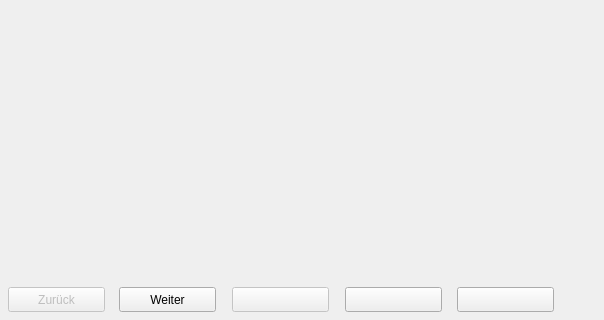
Above: src/forms/WizardFormUnit.ui from Eldricos/D-Fend-Reborn before the change; both pictures show x 0 to 604 and y 254 to 574 of the 604 by 574 pixel window. Below: the same form after it.
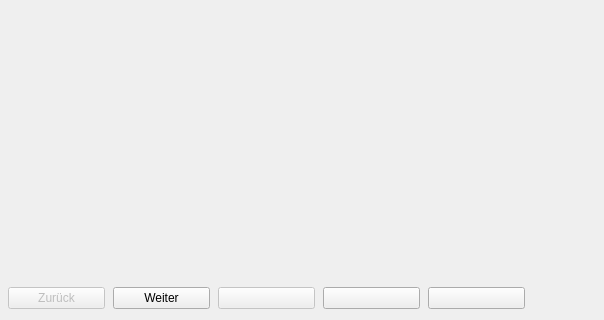
That is the form after the change. Icons and pictures are not drawn.

Commit message: Wizards: Qt layouts instead of fixed pixel positions

```diff
--- a/src/forms/WizardFormUnit.ui
+++ b/src/forms/WizardFormUnit.ui
@@ -15,24 +15,35 @@
       <property name="frameShape"><enum>QFrame::NoFrame</enum></property>
       <property name="frameShadow"><enum>QFrame::Plain</enum></property>
       <property name="vclClass" stdset="0"><string notr="true">TPanel</string></property>
+      <layout class="QGridLayout" name="BottomPanel_Layout" columnstretch="0,0,0,0,0,1">
+        <property name="leftMargin"><number>8</number></property>
+        <property name="topMargin"><number>8</number></property>
+        <property name="rightMargin"><number>4</number></property>
+        <property name="bottomMargin"><number>8</number></property>
+        <property name="horizontalSpacing"><number>8</number></property>
+        <property name="verticalSpacing"><number>4</number></property>
+        <item row="0" column="0" alignment="Qt::AlignLeft">
       <widget class="QPushButton" name="PreviousButton">
-        <property name="geometry"><rect><x>8</x><y>8</y><width>97</width><height>25</height></rect></property>
         <property name="enabled"><bool>false</bool></property>
         <property name="text"><string>Zurück</string></property>
         <property name="icon"><iconset resource="../../resources/dfend.qrc"><normaloff>:/glyphs/53b2106da7e1dd27.png</normaloff></iconset></property>
         <property name="autoDefault"><bool>false</bool></property>
         <property name="vclOnClick" stdset="0"><string notr="true">StepButtonWork</string></property>
-      </widget>
+            <property name="minimumSize"><size><width>97</width><height>0</height></size></property>
+          </widget>
+        </item>
+        <item row="0" column="1" alignment="Qt::AlignLeft">
       <widget class="QPushButton" name="NextButton">
-        <property name="geometry"><rect><x>119</x><y>8</y><width>97</width><height>25</height></rect></property>
         <property name="tag" stdset="0"><number>1</number></property>
         <property name="text"><string>Weiter</string></property>
         <property name="icon"><iconset resource="../../resources/dfend.qrc"><normaloff>:/glyphs/65f2d89bba697ee8.png</normaloff></iconset></property>
         <property name="autoDefault"><bool>false</bool></property>
         <property name="vclOnClick" stdset="0"><string notr="true">StepButtonWork</string></property>
-      </widget>
+            <property name="minimumSize"><size><width>97</width><height>0</height></size></property>
+          </widget>
+        </item>
+        <item row="0" column="2" alignment="Qt::AlignLeft">
       <widget class="QPushButton" name="OKButton">
-        <property name="geometry"><rect><x>232</x><y>8</y><width>97</width><height>25</height></rect></property>
         <property name="enabled"><bool>false</bool></property>
         <property name="text"><string></string></property>
         <property name="autoDefault"><bool>false</bool></property>
@@ -40,22 +51,41 @@
         <property name="default"><bool>true</bool></property>
         <property name="vclModalResult" stdset="0"><string notr="true">mrOk</string></property>
         <property name="vclOnClick" stdset="0"><string notr="true">OKButtonClick</string></property>
-      </widget>
+            <property name="minimumSize"><size><width>97</width><height>0</height></size></property>
+          </widget>
+        </item>
+        <item row="0" column="3" alignment="Qt::AlignLeft">
       <widget class="QPushButton" name="CancelButton">
-        <property name="geometry"><rect><x>345</x><y>8</y><width>97</width><height>25</height></rect></property>
-        <property name="text"><string></string></property>
+            <property name="text"><string /></property>
         <property name="autoDefault"><bool>false</bool></property>
         <property name="vclKind" stdset="0"><string notr="true">bkCancel</string></property>
         <property name="vclCancel" stdset="0"><bool>true</bool></property>
         <property name="vclModalResult" stdset="0"><string notr="true">mrCancel</string></property>
-      </widget>
+            <property name="minimumSize"><size><width>97</width><height>0</height></size></property>
+          </widget>
+        </item>
+        <item row="0" column="4" alignment="Qt::AlignLeft">
       <widget class="QPushButton" name="HelpButton">
-        <property name="geometry"><rect><x>457</x><y>8</y><width>97</width><height>25</height></rect></property>
-        <property name="text"><string></string></property>
+            <property name="text"><string /></property>
         <property name="autoDefault"><bool>false</bool></property>
         <property name="vclKind" stdset="0"><string notr="true">bkHelp</string></property>
         <property name="vclOnClick" stdset="0"><string notr="true">HelpButtonClick</string></property>
-      </widget>
+            <property name="minimumSize"><size><width>97</width><height>0</height></size></property>
+          </widget>
+        </item>
+        <item row="0" column="5">
+          <spacer name="BottomPanel_Layout_HFill">
+            <property name="orientation"><enum>Qt::Horizontal</enum></property>
+            <property name="sizeHint" stdset="0"><size><width>0</width><height>0</height></size></property>
+          </spacer>
+        </item>
+        <item row="1" column="0">
+          <spacer name="BottomPanel_VFill">
+            <property name="orientation"><enum>Qt::Vertical</enum></property>
+            <property name="sizeHint" stdset="0"><size><width>0</width><height>0</height></size></property>
+          </spacer>
+        </item>
+      </layout>
     </widget>
   </widget>
   <tabstops>
```
Left out of the diff: 8 changed lines with no effect on the pictures. Lines whose indentation alone changed are shown as unchanged. The commit also changes 18 other files.
